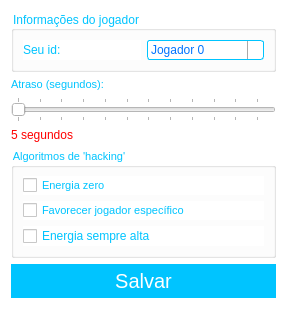
Old version of the form ui/frmsettings.ui in the repository lucasvmx/Spark.
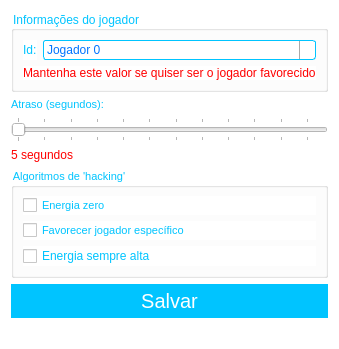
New version of the form. Icons and pictures are not drawn.

Commit message: - Mudança no título da janela - Adicionada descrição na janela de configurações

Diff of the .ui file:
```diff
--- a/ui/frmsettings.ui
+++ b/ui/frmsettings.ui
@@ -6,8 +6,8 @@
    <rect>
     <x>0</x>
     <y>0</y>
-    <width>287</width>
-    <height>308</height>
+    <width>313</width>
+    <height>342</height>
    </rect>
   </property>
   <property name="windowTitle">
@@ -38,8 +38,14 @@
      <layout class="QGridLayout" name="gridLayout_3">
       <item row="0" column="0">
        <widget class="QLabel" name="label_2">
+        <property name="sizePolicy">
+         <sizepolicy hsizetype="Fixed" vsizetype="Preferred">
+          <horstretch>0</horstretch>
+          <verstretch>0</verstretch>
+         </sizepolicy>
+        </property>
         <property name="text">
-         <string>Seu id:</string>
+         <string>Id:</string>
         </property>
        </widget>
       </item>
@@ -160,6 +166,16 @@
         </item>
        </widget>
       </item>
+      <item row="1" column="0" colspan="2">
+       <widget class="QLabel" name="label_4">
+        <property name="styleSheet">
+         <string notr="true">color: rgb(255, 0, 0);</string>
+        </property>
+        <property name="text">
+         <string>Mantenha este valor se quiser ser o jogador favorecido</string>
+        </property>
+       </widget>
+      </item>
      </layout>
     </widget>
    </item>
```
Left out of the diff: 6 changed lines with no effect on the pictures. The commit also changes 1 other file.
